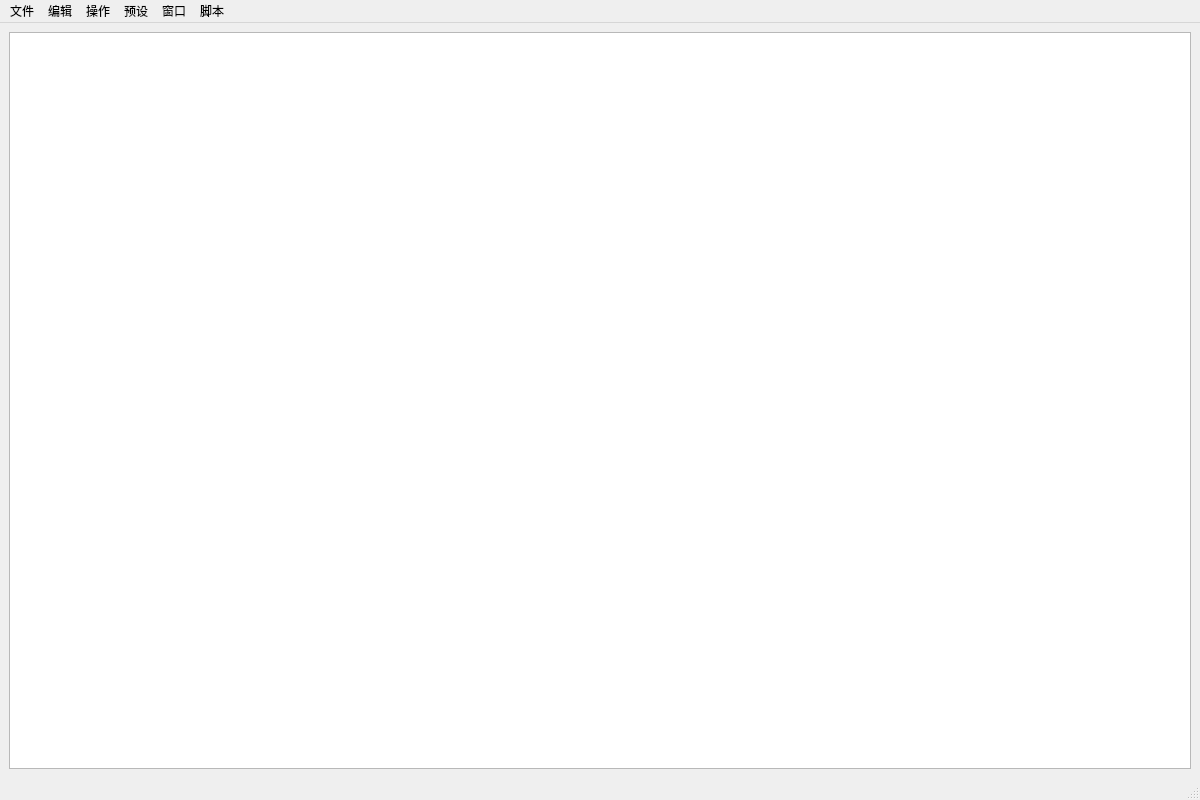
Before: the Qt Designer form ui.ui in JeremyChim/DotaTool, drawn with Qt 5.
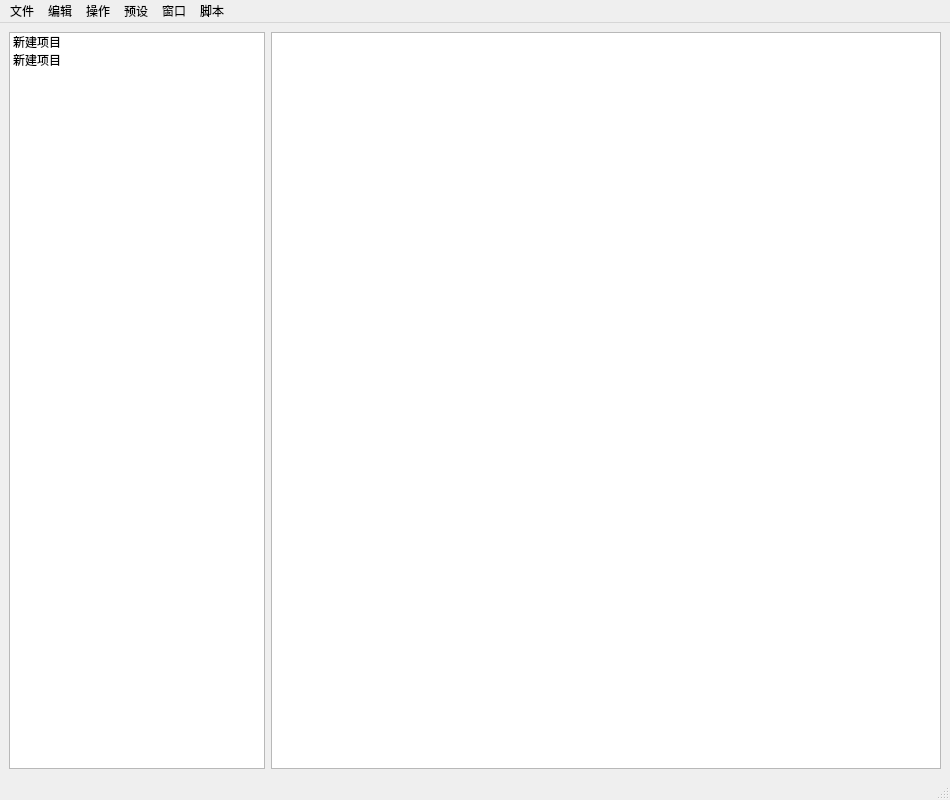
After: the same form once the commit is applied.

The edit to the form file:
```diff
--- a/ui.ui
+++ b/ui.ui
@@ -6,7 +6,7 @@
    <rect>
     <x>0</x>
     <y>0</y>
-    <width>1200</width>
+    <width>950</width>
     <height>800</height>
    </rect>
   </property>
@@ -18,6 +18,32 @@
   </property>
   <widget class="QWidget" name="centralwidget">
    <layout class="QHBoxLayout" name="horizontalLayout">
+    <item>
+     <widget class="QListWidget" name="listWidget">
+      <property name="sizePolicy">
+       <sizepolicy hsizetype="Maximum" vsizetype="Expanding">
+        <horstretch>0</horstretch>
+        <verstretch>0</verstretch>
+       </sizepolicy>
+      </property>
+      <property name="maximumSize">
+       <size>
+        <width>300</width>
+        <height>16777215</height>
+       </size>
+      </property>
+      <item>
+       <property name="text">
+        <string>新建项目</string>
+       </property>
+      </item>
+      <item>
+       <property name="text">
+        <string>新建项目</string>
+       </property>
+      </item>
+     </widget>
+    </item>
     <item>
      <widget class="QListView" name="listView">
       <property name="styleSheet">
@@ -32,7 +58,7 @@
     <rect>
      <x>0</x>
      <y>0</y>
-     <width>1200</width>
+     <width>950</width>
      <height>24</height>
     </rect>
    </property>
```
